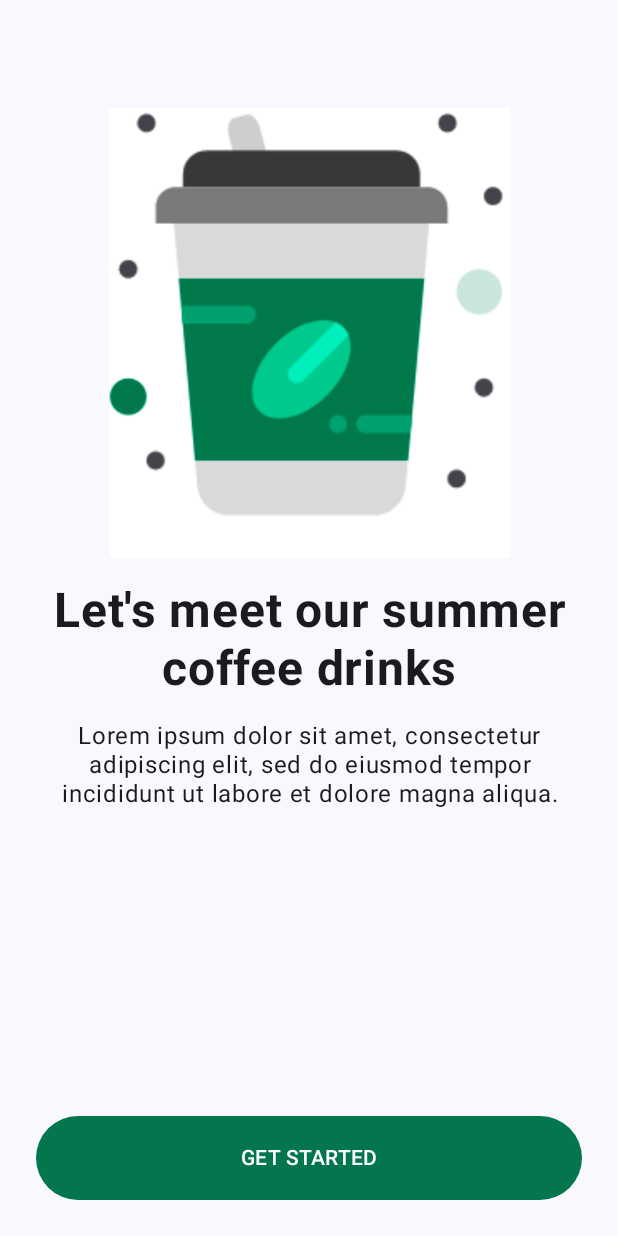
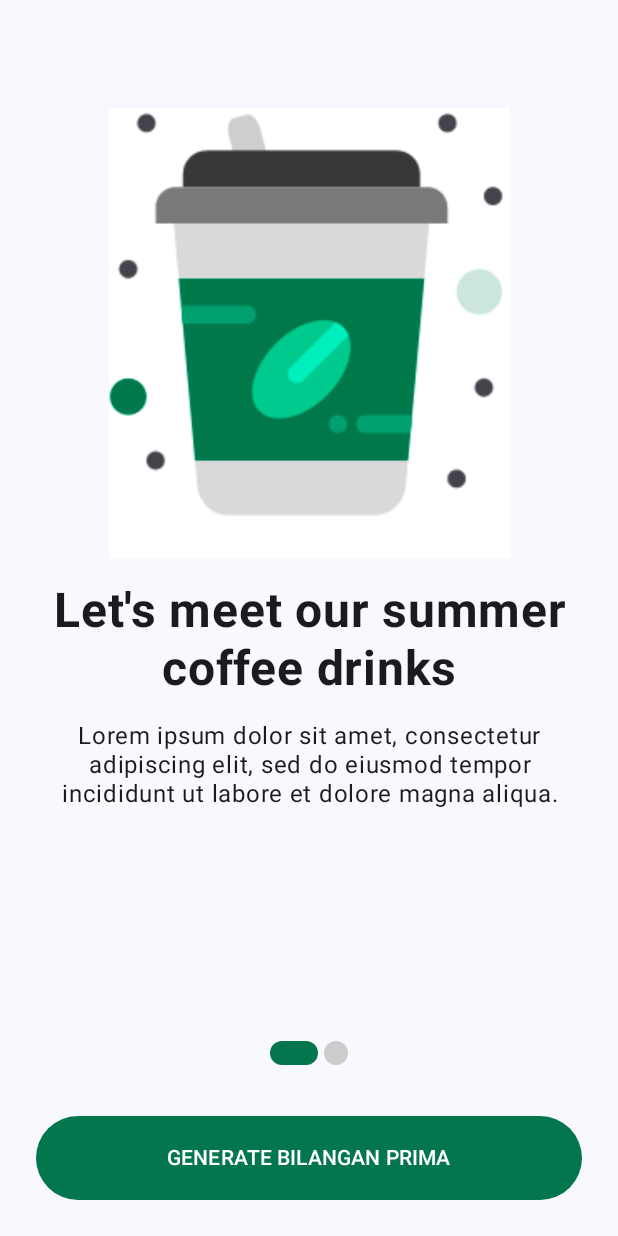
Before and after one commit to wahyufaturrizky/MyApplication, an Android app built with Jetpack Compose: the screen it shows after launch (MainActivity), on a phone screen of 412 x 824 dp. Run offline under Robolectric (Android 15) with nearby library versions, the phone set to English and light mode, and no system bars.

Commit message:
Indicator pager

```diff
--- a/app/src/main/java/com/example/myapplication/MainActivity.kt
+++ b/app/src/main/java/com/example/myapplication/MainActivity.kt
@@ -6,7 +6,9 @@ import androidx.activity.ComponentActivity
 import androidx.activity.compose.setContent
 import androidx.compose.foundation.ExperimentalFoundationApi
 import androidx.compose.foundation.Image
+import androidx.compose.foundation.background
 import androidx.compose.foundation.layout.Arrangement
+import androidx.compose.foundation.layout.Box
 import androidx.compose.foundation.layout.Column
 import androidx.compose.foundation.layout.Row
 import androidx.compose.foundation.layout.Spacer
@@ -15,8 +17,10 @@ import androidx.compose.foundation.layout.fillMaxWidth
 import androidx.compose.foundation.layout.height
 import androidx.compose.foundation.layout.padding
 import androidx.compose.foundation.layout.size
+import androidx.compose.foundation.layout.wrapContentHeight
 import androidx.compose.foundation.pager.HorizontalPager
 import androidx.compose.foundation.pager.rememberPagerState
+import androidx.compose.foundation.shape.CircleShape
 import androidx.compose.material3.Button
 import androidx.compose.material3.ButtonDefaults
 import androidx.compose.material3.ExperimentalMaterial3Api
@@ -34,6 +38,7 @@ import androidx.compose.runtime.remember
 import androidx.compose.runtime.setValue
 import androidx.compose.ui.Alignment
 import androidx.compose.ui.Modifier
+import androidx.compose.ui.draw.clip
 import androidx.compose.ui.graphics.Color
 import androidx.compose.ui.graphics.painter.Painter
 import androidx.compose.ui.res.painterResource
@@ -77,13 +82,31 @@ fun MainScreen() {
         mutableStateOf("")
     }
 
-    HorizontalPager(state = pagerState,
-        modifier = Modifier.fillMaxSize()
-    ) { page ->
+    var labelBottomButton = if (pagerState.pageCount == 0) "GET STARTED" else "GENERATE BILANGAN PRIMA"
 
-        if (page == 0) {
     Scaffold(
         bottomBar = {
+            Column {
+                Row(
+                    Modifier
+                        .wrapContentHeight()
+                        .fillMaxWidth()
+                        .padding(bottom = 8.dp),
+                    horizontalArrangement = Arrangement.Center
+                ) {
+                    repeat(pagerState.pageCount) { iteration ->
+                        val color = if (pagerState.currentPage == iteration) Color(0xFF04764E) else Color.LightGray
+                        val sizeActive = if (pagerState.currentPage == iteration) 32.dp else 16.dp
+                        Box(
+                            modifier = Modifier
+                                .padding(2.dp)
+                                .clip(CircleShape)
+                                .background(color)
+                                .size(sizeActive, 16.dp)
+                        )
+                    }
+                }
+
                 Row(modifier = Modifier.padding(24.dp)) {
                     Button(onClick = { onClick() },
                         modifier = Modifier
@@ -91,11 +114,18 @@ fun MainScreen() {
                             .height(56.dp),
                         colors = ButtonDefaults.buttonColors(containerColor = Color(0xFF04764E))
                     ) {
-                            Text("GET STARTED")
+                        Text("$labelBottomButton")
                     }
                 }
             }
+
+        }
     ) {
+        HorizontalPager(state = pagerState,
+            modifier = Modifier.fillMaxSize()
+        ) { page ->
+
+            if (page == 0) {
                 Row(horizontalArrangement = Arrangement.Center,
                     modifier = Modifier
                         .fillMaxSize()
@@ -131,23 +161,8 @@ fun MainScreen() {
                         )
                     }
                 }
-            }
 
             } else {
-            Scaffold(
-                bottomBar = {
-                    Row(modifier = Modifier.padding(24.dp)) {
-                        Button(onClick = { onClick() },
-                            modifier = Modifier
-                                .fillMaxWidth()
-                                .height(56.dp),
-                            colors = ButtonDefaults.buttonColors(containerColor = Color(0xFF04764E))
-                        ) {
-                            Text("GENERATE BILANGAN PRIMA")
-                        }
-                    }
-                }
-            ) {
                 Row(horizontalArrangement = Arrangement.Center,
                     modifier = Modifier
                         .fillMaxSize()
@@ -210,12 +225,7 @@ fun MainScreen() {
                     }
                 }
             }
-
-
-
         }
-
-
     }
 
 
```
Also changed, not shown: 2 other files. Lines whose indentation alone changed are shown as unchanged.
